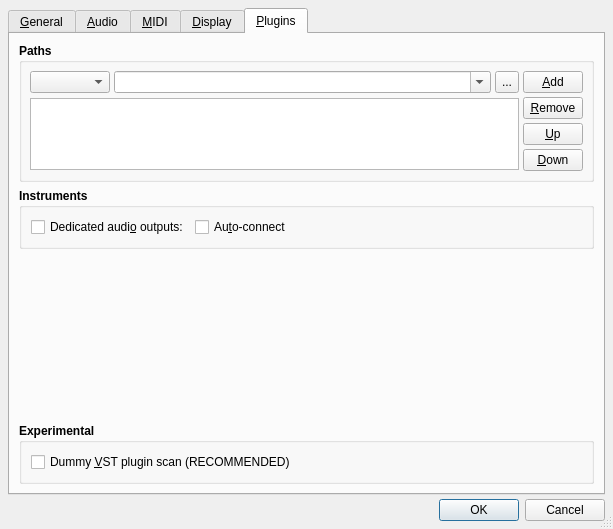
The window that src/qtractorOptionsForm.ui (rncbc/qtractor) describes before a commit, drawn with Qt 5.
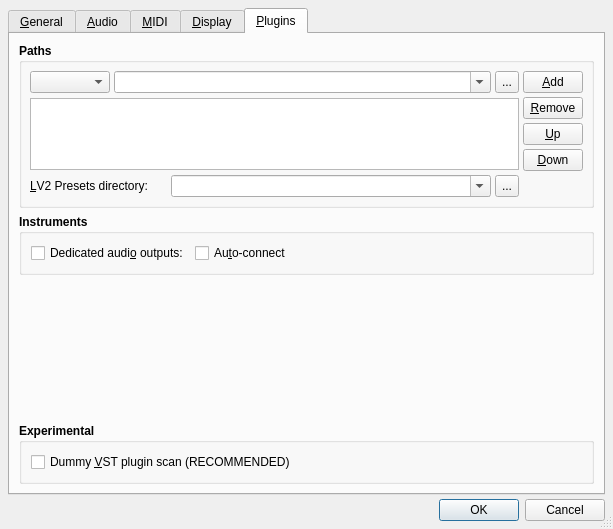
The same window after the commit. The open tabs and pages were chosen to show the change. Icons and pictures are not drawn.

Commit message: - LV2 Presets support now entering effective operational status;   a new local option has been added (cf. View/Options.../Plugins   /Paths/LV2 Presets directory; default: ~/.lv2). (EXPERIMENTAL)

```diff
--- a/src/qtractorOptionsForm.ui
+++ b/src/qtractorOptionsForm.ui
@@ -2978,7 +2978,80 @@
             </property>
            </widget>
           </item>
-         </layout>
+		  <item row="4" column="0">
+		   <layout class="QHBoxLayout">
+			<item>
+			 <widget class="QLabel" name="Lv2PresetDirLabel">
+			  <property name="font">
+			   <font>
+				<weight>50</weight>
+				<bold>false</bold>
+			   </font>
+			  </property>
+			  <property name="text">
+			   <string>&amp;LV2 Presets directory:</string>
+			  </property>
+			  <property name="buddy">
+			   <cstring>Lv2PresetDirComboBox</cstring>
+			  </property>
+			 </widget>
+			</item>
+			<item>
+			 <widget class="QComboBox" name="Lv2PresetDirComboBox">
+			  <property name="minimumSize">
+			   <size>
+				<width>320</width>
+				<height>0</height>
+			   </size>
+			  </property>
+			  <property name="font">
+			   <font>
+				<weight>50</weight>
+				<bold>false</bold>
+			   </font>
+			  </property>
+			  <property name="toolTip">
+			   <string>LV2 Presets directory</string>
+			  </property>
+			  <property name="editable">
+			   <bool>true</bool>
+			  </property>
+			 </widget>
+			</item>
+			<item>
+			 <widget class="QToolButton" name="Lv2PresetDirToolButton">
+			  <property name="minimumSize">
+			   <size>
+				<width>22</width>
+				<height>22</height>
+			   </size>
+			  </property>
+			  <property name="maximumSize">
+			   <size>
+				<width>24</width>
+				<height>24</height>
+			   </size>
+			  </property>
+			  <property name="font">
+			   <font>
+				<weight>50</weight>
+				<bold>false</bold>
+			   </font>
+			  </property>
+			  <property name="toolTip">
+			   <string>Browse LV2 Presets directory</string>
+			  </property>
+			  <property name="text">
+			   <string>...</string>
+			  </property>
+			  <property name="icon">
+			   <iconset resource="qtractor.qrc">:/images/fileOpen.png</iconset>
+			  </property>
+			 </widget>
+			</item>
+		   </layout>
+		  </item>
+		 </layout>
         </widget>
        </item>
        <item>
```
Left out of the diff: 4 changed lines with no effect on the pictures. The commit also changes 5 other files.
